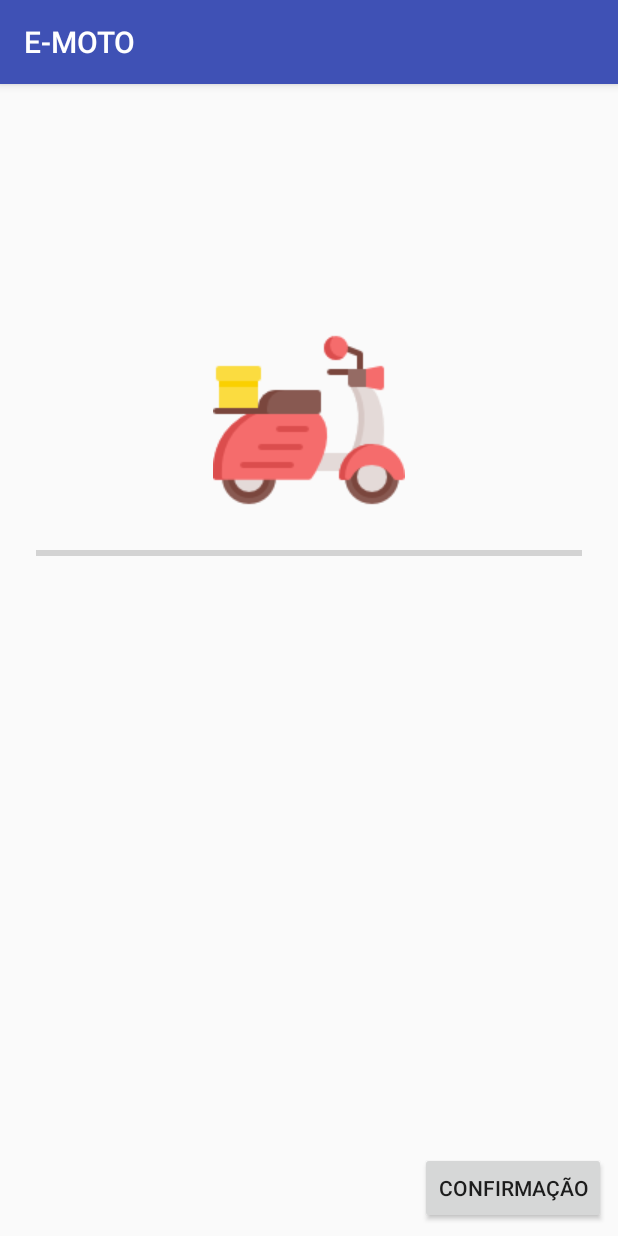
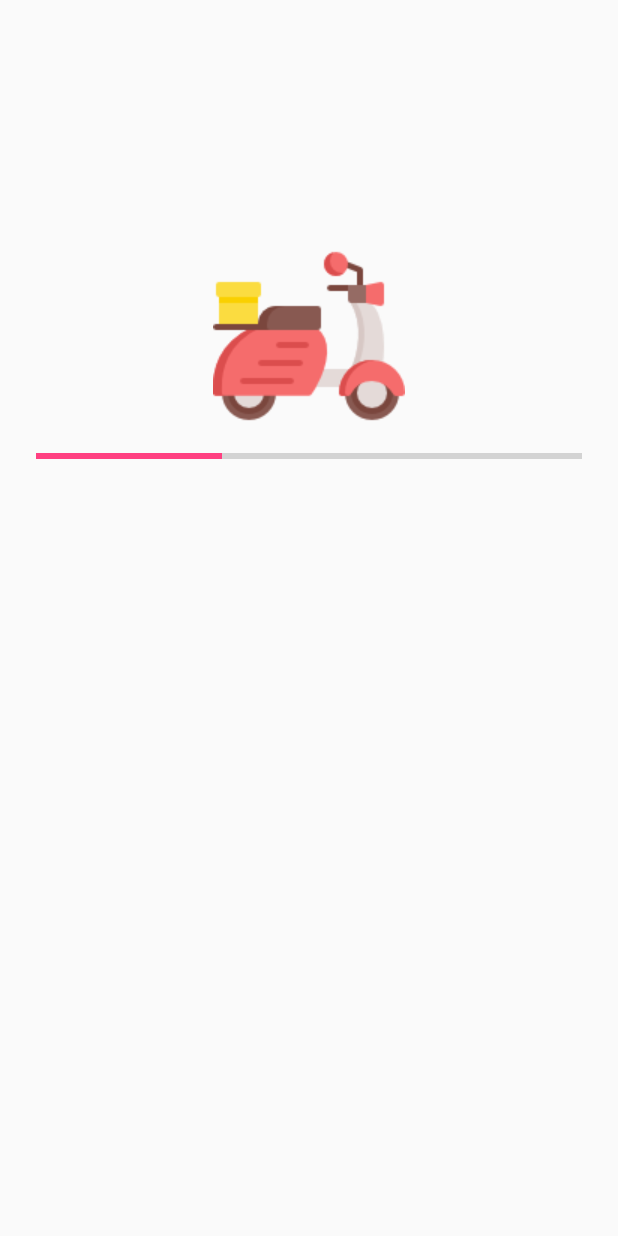
Before and after one commit to HerculesGit/EMOTO, an Android app: the ConfirmacaoPiloto screen opened directly, with no data from a screen before it, on a phone screen of 412 x 824 dp. Run offline under Robolectric (Android 15) with nearby library versions, the phone set to English and light mode, and no system bars.

```diff
--- a/app/src/main/java/com/dominandoandroid/example/hercules/e_moto/ConfirmacaoPiloto.java
+++ b/app/src/main/java/com/dominandoandroid/example/hercules/e_moto/ConfirmacaoPiloto.java
@@ -1,23 +1,40 @@
 package com.dominandoandroid.example.hercules.e_moto;
 
+import android.support.constraint.ConstraintLayout;
 import android.support.v7.app.AppCompatActivity;
 import android.os.Bundle;
 import android.view.View;
 import android.widget.ProgressBar;
 
+import java.util.Random;
+
 public class ConfirmacaoPiloto extends AppCompatActivity {
 
+    private ConstraintLayout layoutCarregamento, layoutInformacoesPiloto;
     private ProgressBar progressBar;
+    private int progresso = 0;
+
     @Override
     protected void onCreate(Bundle savedInstanceState) {
         super.onCreate(savedInstanceState);
         setContentView(R.layout.activity_confirmacao_piloto);
 
+        getSupportActionBar().hide();
+
+        layoutCarregamento = findViewById(R.id.layout_carregamento);
+        //layoutInformacoesPiloto = findViewById(R.id.layout_carregamento_piloto);
+
         progressBar = findViewById(R.id.progressBar);
 
     }
 
-    public void carregarProgresso(View view){
+    @Override
+    protected void onResume() {
+        super.onResume();
+        carregarProgresso();
+    }
+
+    public void carregarProgresso(){
 
         //this.progresso+=10;
         //progressBar.setProgress(progresso);
@@ -26,8 +43,10 @@ public class ConfirmacaoPiloto extends AppCompatActivity {
         new Thread(new Runnable() {
             @Override
             public void run() {
+                Random gerador = new Random();
+
                 for(int i=0;i<=100;i++){
-                    final int progresso = i;
+                    progresso = i;
 
                     // thread para atualizar a interface; dentro de uma Thread normal não
                     // faz atualização da tela
@@ -39,13 +58,22 @@ public class ConfirmacaoPiloto extends AppCompatActivity {
                             // fazer algo
                             if (progresso == 100){
                                 // carregar tela com informações sobre o piloto
+                                layoutCarregamento.setVisibility(View.GONE);
+
+                                //layoutInformacoesPiloto.setVisibility(View.VISIBLE);
+
 
                             }
                         }
                     });
 
                     try {
-                        Thread.sleep(50);
+                        if (progresso > 50){
+                            Thread.sleep( gerador.nextInt(60));
+                        } else {
+                            Thread.sleep( gerador.nextInt(160));
+                        }
+
                     } catch (InterruptedException e) {
                         e.printStackTrace();
                     }
--- a/app/src/main/java/com/dominandoandroid/example/hercules/e_moto/LeveMe.java
+++ b/app/src/main/java/com/dominandoandroid/example/hercules/e_moto/LeveMe.java
@@ -1,6 +1,7 @@
 package com.dominandoandroid.example.hercules.e_moto;
 
 import android.content.DialogInterface;
+import android.content.Intent;
 import android.content.res.Resources;
 import android.support.v7.app.AlertDialog;
 import android.support.v7.app.AppCompatActivity;
@@ -21,6 +22,10 @@ public class LeveMe extends AppCompatActivity {
 
 
     public void avancar(View v){
+        Intent intent = new Intent(getApplicationContext(), ConfirmacaoPiloto.class);
+        startActivity(intent);
+
+
         /*
         Resources res = getResources();
         String[] itensPreferecia = res.getStringArray(R.array.tipo_frete);
--- a/app/src/main/res/layout/activity_confirmacao_piloto.xml
+++ b/app/src/main/res/layout/activity_confirmacao_piloto.xml
@@ -1,6 +1,6 @@
 <?xml version="1.0" encoding="utf-8"?>
 
-<!-- melhor
+
 
 <ScrollView xmlns:android="http://schemas.android.com/apk/res/android"
     xmlns:app="http://schemas.android.com/apk/res-auto"
@@ -8,25 +8,11 @@
     android:layout_width="match_parent"
     android:layout_height="match_parent"
     tools:context=".ConfirmacaoPiloto">
-
-
+    <!--Primeira a ser carregada -->
     <android.support.constraint.ConstraintLayout
+        android:id="@+id/layout_carregamento"
         android:layout_width="match_parent"
-        android:layout_height="match_parent">
-
-    </android.support.constraint.ConstraintLayout>
-
-</ScrollView>
-
--->
-
-
-<android.support.constraint.ConstraintLayout xmlns:android="http://schemas.android.com/apk/res/android"
-    xmlns:app="http://schemas.android.com/apk/res-auto"
-    xmlns:tools="http://schemas.android.com/tools"
-    android:layout_width="match_parent"
-    android:layout_height="match_parent"
-    tools:context=".ConfirmacaoPiloto"
+        android:layout_height="wrap_content"
         tools:layout_editor_absoluteY="81dp">
 
 
@@ -66,15 +52,8 @@
             app:layout_constraintTop_toBottomOf="@+id/logoMoto"
             app:layout_constraintVertical_bias="0.02" />
 
-    <Button
-        android:onClick="carregarProgresso"
-        android:text="@string/confirmacao"
-        android:layout_width="wrap_content"
-        android:layout_height="wrap_content"
-        android:layout_marginBottom="8dp"
-        android:layout_marginEnd="8dp"
-        android:layout_marginRight="8dp"
-        app:layout_constraintBottom_toBottomOf="parent"
-        app:layout_constraintEnd_toEndOf="parent" />
+    </android.support.constraint.ConstraintLayout>
 
-</android.support.constraint.ConstraintLayout>
+
+
+</ScrollView>
--- a/app/src/main/res/values/colors.xml
+++ b/app/src/main/res/values/colors.xml
@@ -1,6 +1,14 @@
 <?xml version="1.0" encoding="utf-8"?>
 <resources>
+
+    <!--
     <color name="colorPrimary">#3F51B5</color>
     <color name="colorPrimaryDark">#303F9F</color>
     <color name="colorAccent">#FF4081</color>
+    -->
+
+    <color name="colorPrimary">#F50057</color>
+    <color name="colorPrimaryDark">#F50057</color>
+    <color name="colorAccent">#FF4081</color>
+
 </resources>
--- a/app/src/main/res/values/strings.xml
+++ b/app/src/main/res/values/strings.xml
@@ -1,7 +1,7 @@
 <resources>
     <string name="app_name">E-MOTO</string>
     <string name="login">Login</string>
-    <string name="confirmacao">Confirmação</string>
+    <string name="confirmacao">CONFIRMAR</string>
     <string name="imagem_moto">Imagem moto flat design</string>
 
     <string-array name="planets_array">
```
Lines whose indentation alone changed are shown as unchanged.
